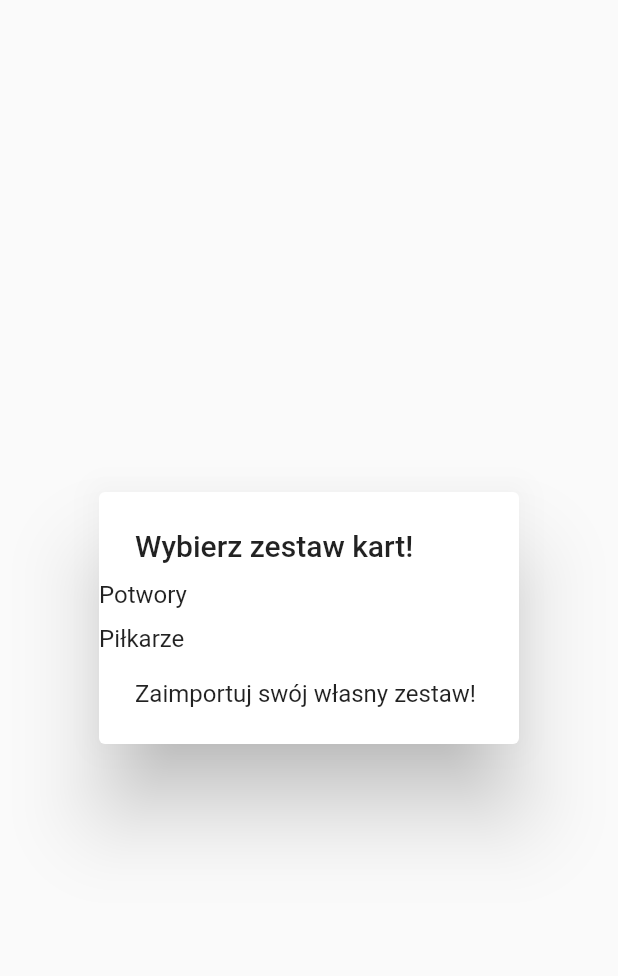
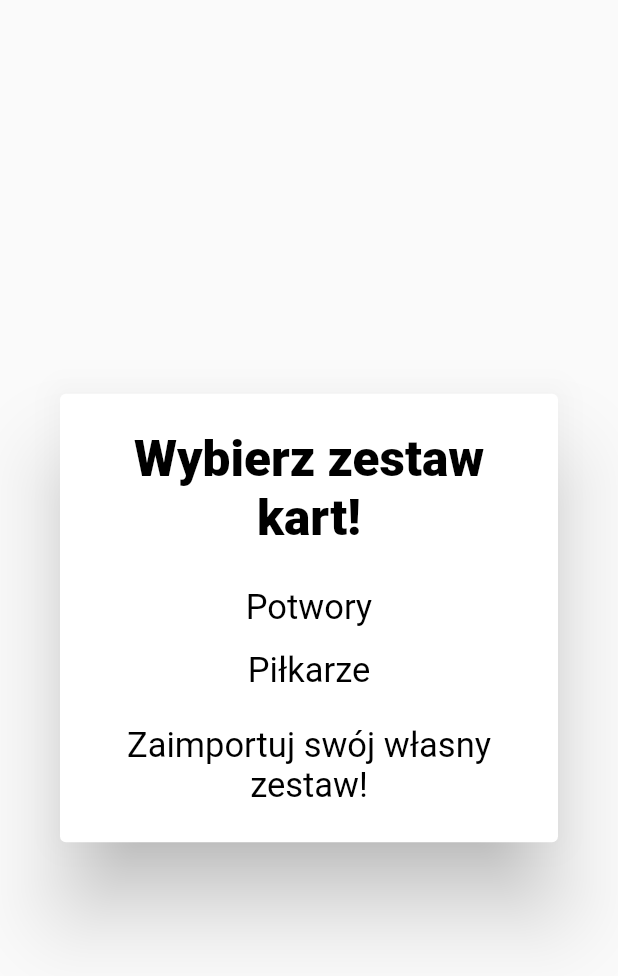
Before and after one commit to Tomekxm/Memoouury, a Flutter app: the ChooseCardSetWidget widget shown alone on an empty page, opened directly, on a phone screen of 412 x 824 dp. Shown: the top 976 px of the screen. Run offline on Flutter 3.47's test engine with Material 2 defaults, Android fonts, the phone set to English and light mode, and no system bars; our stand-ins replace file_picker; Roboto replaces fonts that are missing (BungeeSpice); project files that could hold a hidden picture were left out.

Commit message:
polish ChooseCardSetWidget

```diff
--- a/lib/clickable/ChooseCardSetWidget.dart
+++ b/lib/clickable/ChooseCardSetWidget.dart
@@ -6,38 +6,75 @@ class ChooseCardSetWidget extends StatelessWidget {
 
   static String cardSetDirectory = "assets/cardSets/monsters";
   static String? _directory = "";
+  static const double _fontSize = 23;
+  static const double _padding = 15;
 
   @override
   Widget build(BuildContext context) {
     return SimpleDialog(
-      title: const Text('Wybierz zestaw kart!'),
+      title: const Center(
+          child: Text(
+        'Wybierz zestaw kart!',
+        textAlign: TextAlign.center,
+        style: TextStyle(
+          color: Colors.black,
+          fontWeight: FontWeight.w900,
+          fontStyle: FontStyle.normal,
+          fontFamily: 'BungeeSpice',
+          fontSize: 33,
+        ),
+      )),
       children: <Widget>[
         SimpleDialogOption(
             onPressed: () {
               cardSetDirectory = "assets/cardSets/monsters";
               Navigator.pop(context);
             },
-          padding: const EdgeInsets.only(bottom: 10),
-          child: const Text('Potwory'),
+            padding: const EdgeInsets.only(bottom: _padding,top: _padding),
+            child: const Center(
+              child: Text(
+                'Potwory',
+                textAlign: TextAlign.center,
+                style: TextStyle(
+                  color: Colors.black,
+                  fontSize: _fontSize,
                 ),
+              ),
+            )),
         SimpleDialogOption(
             onPressed: () {
               cardSetDirectory = "assets/cardSets/footballers";
               Navigator.pop(context);
             },
-          padding: const EdgeInsets.only(bottom: 10),
-          child: const Text('Piłkarze'),
+            padding: const EdgeInsets.only(bottom: _padding),
+            child: const Center(
+              child: Text(
+                'Piłkarze',
+                textAlign: TextAlign.center,
+                style: TextStyle(
+                  color: Colors.black,
+                  fontSize: _fontSize,
                 ),
+              ),
+            )),
         SimpleDialogOption(
             onPressed: () async {
               _directory = await FilePicker.platform.getDirectoryPath();
-            if (_directory != null){
+              if (_directory != null) {
                 cardSetDirectory = _directory!;
               }
               Navigator.pop(context);
             },
-          child: const Text('Zaimportuj swój własny zestaw!'),
-        )
+            child: const Center(
+              child: Text(
+                'Zaimportuj swój własny zestaw!',
+                textAlign: TextAlign.center,
+                style: TextStyle(
+                  color: Colors.black,
+                  fontSize: _fontSize,
+                ),
+              ),
+            ))
       ],
     );
   }
```
Lines whose indentation alone changed are shown as unchanged.
